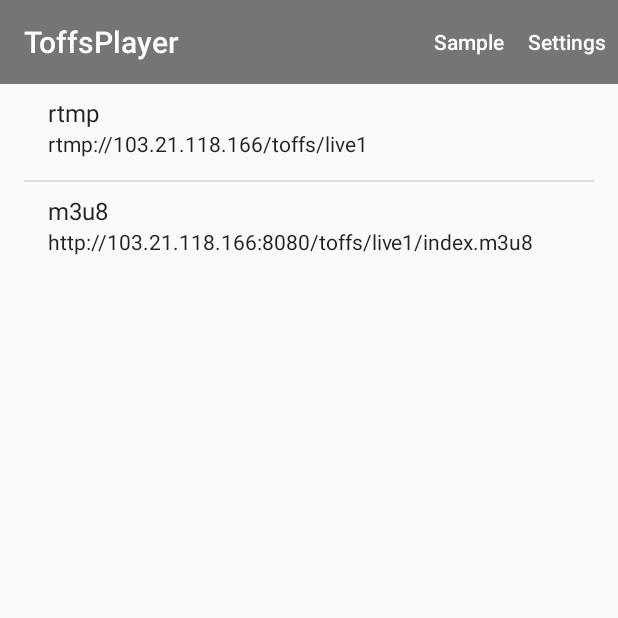
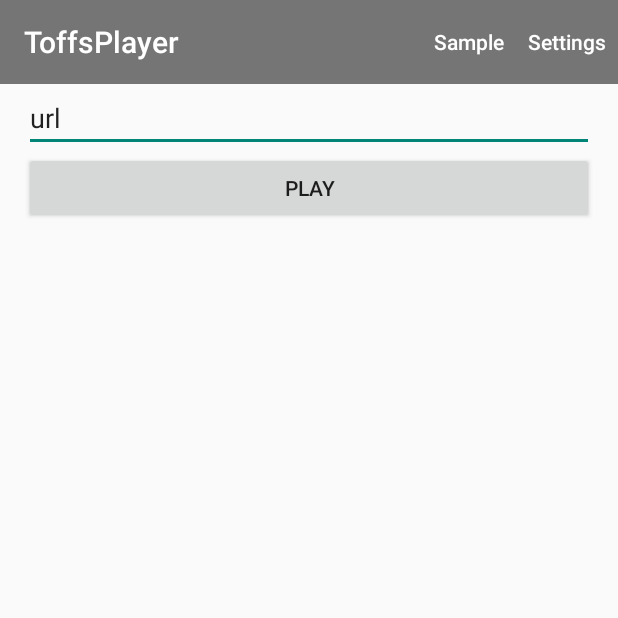
Before and after one commit to tail35/toffsPlayer, an Android app: the screen it shows after launch (SampleMediaActivity), on a phone screen of 412 x 824 dp, the top half of it. Run offline under Robolectric (Android 15) with nearby library versions, the phone set to English and light mode, and no system bars.

Commit message:
write url to disk for url

```diff
--- a/android/ijkplayer/build.gradle
+++ b/android/ijkplayer/build.gradle
@@ -5,8 +5,10 @@ buildscript {
         jcenter()
     }
     dependencies {
+        //dhlu
         classpath 'com.android.tools.build:gradle:2.1.3'
-
+        //classpath 'com.android.tools.build:gradle:4.9.0'
+        //end dhlu
         classpath 'com.github.dcendents:android-maven-gradle-plugin:1.4.1'
         classpath 'com.jfrog.bintray.gradle:gradle-bintray-plugin:1.7'
         // NOTE: Do not place your application dependencies here; they belong
--- a/android/ijkplayer/ijkplayer-example/src/main/java/tv/danmaku/ijk/media/example/fragments/FileListFragment.java
+++ b/android/ijkplayer/ijkplayer-example/src/main/java/tv/danmaku/ijk/media/example/fragments/FileListFragment.java
@@ -66,8 +66,9 @@ public class FileListFragment extends Fragment implements LoaderManager.LoaderCa
     public View onCreateView(LayoutInflater inflater, ViewGroup container, Bundle savedInstanceState) {
         ViewGroup viewGroup = (ViewGroup) inflater.inflate(R.layout.fragment_file_list, container, false);
         mPathView = (TextView) viewGroup.findViewById(R.id.path_view);
-        mFileListView = (ListView) viewGroup.findViewById(R.id.file_list_view);
-
+        //dhlu
+        //mFileListView = (ListView) viewGroup.findViewById(R.id.file_list_view);
+        //end
         mPathView.setVisibility(View.VISIBLE);
 
         return viewGroup;
--- a/android/ijkplayer/ijkplayer-example/src/main/java/tv/danmaku/ijk/media/example/fragments/RecentMediaListFragment.java
+++ b/android/ijkplayer/ijkplayer-example/src/main/java/tv/danmaku/ijk/media/example/fragments/RecentMediaListFragment.java
@@ -49,7 +49,9 @@ public class RecentMediaListFragment extends Fragment implements LoaderManager.L
     @Override
     public View onCreateView(LayoutInflater inflater, ViewGroup container, Bundle savedInstanceState) {
         ViewGroup viewGroup = (ViewGroup) inflater.inflate(R.layout.fragment_file_list, container, false);
-        mFileListView = (ListView) viewGroup.findViewById(R.id.file_list_view);
+        //dhlu
+        //mFileListView = (ListView) viewGroup.findViewById(R.id.file_list_view);
+        //end
         return viewGroup;
     }
 
--- a/android/ijkplayer/ijkplayer-example/src/main/java/tv/danmaku/ijk/media/example/fragments/SampleMediaListFragment.java
+++ b/android/ijkplayer/ijkplayer-example/src/main/java/tv/danmaku/ijk/media/example/fragments/SampleMediaListFragment.java
@@ -19,6 +19,7 @@ package tv.danmaku.ijk.media.example.fragments;
 
 import android.app.Activity;
 import android.content.Context;
+import android.content.SharedPreferences;
 import android.os.Bundle;
 import android.support.annotation.Nullable;
 import android.support.v4.app.Fragment;
@@ -27,14 +28,25 @@ import android.view.View;
 import android.view.ViewGroup;
 import android.widget.AdapterView;
 import android.widget.ArrayAdapter;
+import android.widget.Button;
+import android.widget.EditText;
 import android.widget.ListView;
 import android.widget.TextView;
+import android.widget.Toast;
 
 import tv.danmaku.ijk.media.example.R;
 import tv.danmaku.ijk.media.example.activities.VideoActivity;
 
+import static android.os.ParcelFileDescriptor.MODE_WORLD_READABLE;
+import static android.os.ParcelFileDescriptor.MODE_WORLD_WRITEABLE;
+
 public class SampleMediaListFragment extends Fragment {
     private ListView mFileListView;
+    //dhlu
+    private EditText EditText_url;
+    private Button Button_play;
+
+    //end dhlu
     private SampleMediaAdapter mAdapter;
 
     public static SampleMediaListFragment newInstance() {
@@ -46,30 +58,67 @@ public class SampleMediaListFragment extends Fragment {
     @Override
     public View onCreateView(LayoutInflater inflater, ViewGroup container, Bundle savedInstanceState) {
         ViewGroup viewGroup = (ViewGroup) inflater.inflate(R.layout.fragment_file_list, container, false);
-        mFileListView = (ListView) viewGroup.findViewById(R.id.file_list_view);
+        //dhlu
+        //mFileListView = (ListView) viewGroup.findViewById(R.id.file_list_view);
+        EditText_url = (EditText) viewGroup.findViewById(R.id.editText_url);
+        //set default text
+        String url = GetKeyValue(getActivity(),"url");
+        if( 0!=url.length() ) {
+            EditText_url.setText(url);
+        }
+        Button_play = (Button) viewGroup.findViewById(R.id.button_play);
+        //end dhlu
         return viewGroup;
     }
 
+    public  static String  GetKeyValue(Activity activity,String key){
+        SharedPreferences read = activity.getSharedPreferences("lock", activity.MODE_PRIVATE);
+        if(null==read)
+            return "";
+        String value = read.getString("url", "");
+        return  value;
+    }
+    public  static void  WriteKeyValue(Activity activity,String key,String value){
+        SharedPreferences.Editor editor = activity.getSharedPreferences("lock", activity.MODE_PRIVATE).edit();
+        editor.putString(key, value);
+        editor.commit();
+    }
     @Override
     public void onActivityCreated(@Nullable Bundle savedInstanceState) {
         super.onActivityCreated(savedInstanceState);
 
         final Activity activity = getActivity();
+        //dhlu
 
-        mAdapter = new SampleMediaAdapter(activity);
-        mFileListView.setAdapter(mAdapter);
-        mFileListView.setOnItemClickListener(new AdapterView.OnItemClickListener() {
+        Button_play.setOnClickListener(new View.OnClickListener() {
             @Override
-            public void onItemClick(AdapterView<?> parent, View view, final int position, final long id) {
-                SampleMediaItem item = mAdapter.getItem(position);
-                String name = item.mName;
-                String url = item.mUrl;
-                VideoActivity.intentTo(activity, url, name);
+            public void onClick(View v) {
+                String url =  EditText_url.getText().toString();
+                SampleMediaListFragment.WriteKeyValue(activity,"url",url);
+                Toast tot = Toast.makeText(
+                        v.getContext(),
+                        url,
+                        Toast.LENGTH_LONG);
+                tot.show();
+
+                VideoActivity.intentTo(activity, url, "toffsplayer");
             }
         });
+        //create player button
+//        mAdapter = new SampleMediaAdapter(activity);
+        //mFileListView.setAdapter(mAdapter);
+//        mFileListView.setOnItemClickListener(new AdapterView.OnItemClickListener() {
+//            @Override
+//            public void onItemClick(AdapterView<?> parent, View view, final int position, final long id) {
+//                SampleMediaItem item = mAdapter.getItem(position);
+//                String name = item.mName;
+//                String url = item.mUrl;
+//                VideoActivity.intentTo(activity, url, name);
+//            }
+//        });
 
-        mAdapter.addItem("rtmp://103.21.118.166/toffs/live1", "rtmp");
-        mAdapter.addItem("http://103.21.118.166:8080/toffs/live1/index.m3u8", "m3u8");
+        //mAdapter.addItem("rtmp://103.21.118.166/toffs/live1", "rtmp");
+        //mAdapter.addItem("http://103.21.118.166:8080/toffs/live1/index.m3u8", "m3u8");
 //        mAdapter.addItem("http://devimages.apple.com.edgekey.net/streaming/examples/bipbop_4x3/gear2/prog_index.m3u8", "bipbop basic 640x480 @ 650 kbps");
 //        mAdapter.addItem("http://devimages.apple.com.edgekey.net/streaming/examples/bipbop_4x3/gear3/prog_index.m3u8", "bipbop basic 640x480 @ 1 Mbps");
 //        mAdapter.addItem("http://devimages.apple.com.edgekey.net/streaming/examples/bipbop_4x3/gear4/prog_index.m3u8", "bipbop basic 960x720 @ 2 Mbps");
@@ -81,6 +130,7 @@ public class SampleMediaListFragment extends Fragment {
 //        mAdapter.addItem("http://devimages.apple.com.edgekey.net/streaming/examples/bipbop_16x9/gear4/prog_index.m3u8", "bipbop advanced 1289x720 @ 1 Mbps");
 //        mAdapter.addItem("http://devimages.apple.com.edgekey.net/streaming/examples/bipbop_16x9/gear5/prog_index.m3u8", "bipbop advanced 1920x1080 @ 2 Mbps");
 //        mAdapter.addItem("http://devimages.apple.com.edgekey.net/streaming/examples/bipbop_16x9/gear0/prog_index.m3u8", "bipbop advanced 22.050Hz stereo @ 40 kbps");
+        //end dhlu
     }
 
     final class SampleMediaItem {
--- a/android/ijkplayer/ijkplayer-example/src/main/java/tv/danmaku/ijk/media/example/widget/media/IjkVideoView.java
+++ b/android/ijkplayer/ijkplayer-example/src/main/java/tv/danmaku/ijk/media/example/widget/media/IjkVideoView.java
@@ -1125,7 +1125,10 @@ public class IjkVideoView extends FrameLayout implements MediaController.MediaPl
 
         TableLayoutBinder builder = new TableLayoutBinder(getContext());
         builder.appendSection(R.string.mi_player);
-        builder.appendRow2(R.string.mi_player, MediaPlayerCompat.getName(mMediaPlayer));
+        //dhlu
+        //builder.appendRow2(R.string.mi_player, MediaPlayerCompat.getName(mMediaPlayer));
+        builder.appendRow2(R.string.mi_player, "ToffsPlayer");
+        //end dhlu
         builder.appendSection(R.string.mi_media);
         builder.appendRow2(R.string.mi_resolution, buildResolution(mVideoWidth, mVideoHeight, mVideoSarNum, mVideoSarDen));
         builder.appendRow2(R.string.mi_length, buildTimeMilli(mMediaPlayer.getDuration()));
--- a/android/ijkplayer/ijkplayer-example/src/main/res/layout/fragment_file_list.xml
+++ b/android/ijkplayer/ijkplayer-example/src/main/res/layout/fragment_file_list.xml
@@ -17,11 +17,18 @@
         android:visibility="gone"
         android:lines="1" />
 
-    <ListView
-        android:id="@+id/file_list_view"
-        android:layout_width="wrap_content"
+    <EditText
+        android:id="@+id/editText_url"
+        android:layout_width="match_parent"
         android:layout_height="wrap_content"
-        android:choiceMode="singleChoice"
-        tools:context=".file_list_view" />
+        android:ems="10"
+        android:inputType="textPersonName"
+        android:text="url" />
+
+    <Button
+        android:id="@+id/button_play"
+        android:layout_width="match_parent"
+        android:layout_height="wrap_content"
+        android:text="play" />
 
 </LinearLayout>
--- a/android/ijkplayer/ijkplayer-example/src/main/res/values/strings.xml
+++ b/android/ijkplayer/ijkplayer-example/src/main/res/values/strings.xml
@@ -67,7 +67,7 @@
 
     <string name="VideoView_player_none">Player: None</string>
     <string name="VideoView_player_AndroidMediaPlayer">Player: AndroidMediaPlayer</string>
-    <string name="VideoView_player_IjkMediaPlayer">Player: IjkMediaPlayer</string>
-    <string name="VideoView_player_IjkExoMediaPlayer">Player: IjkExoMediaPlayer</string>
+    <string name="VideoView_player_IjkMediaPlayer">Player: ToffsPlayer</string>
+    <string name="VideoView_player_IjkExoMediaPlayer">Player: ToffsExoMediaPlayer</string>
 
 </resources>
```
Also changed, not shown: android/ijkplayer/ijkplayer-example/build.gradle (+13 -10 lines), android/ijkplayer/ijkplayer-example/gradle/wrapper/gradle-wrapper.properties.
